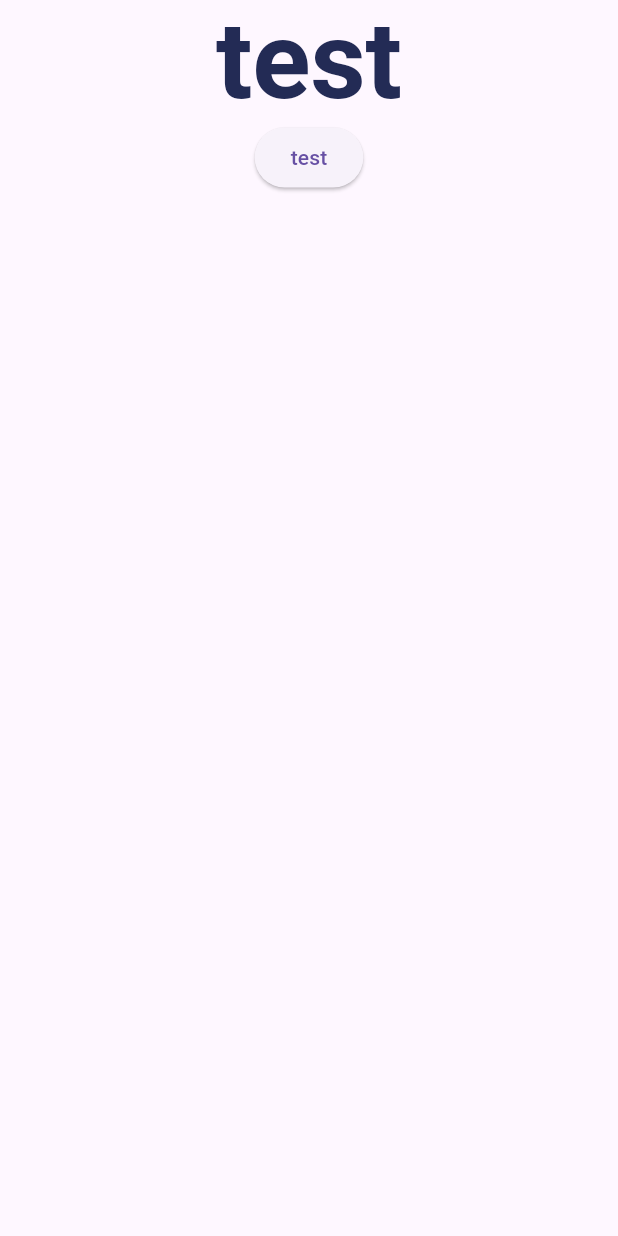
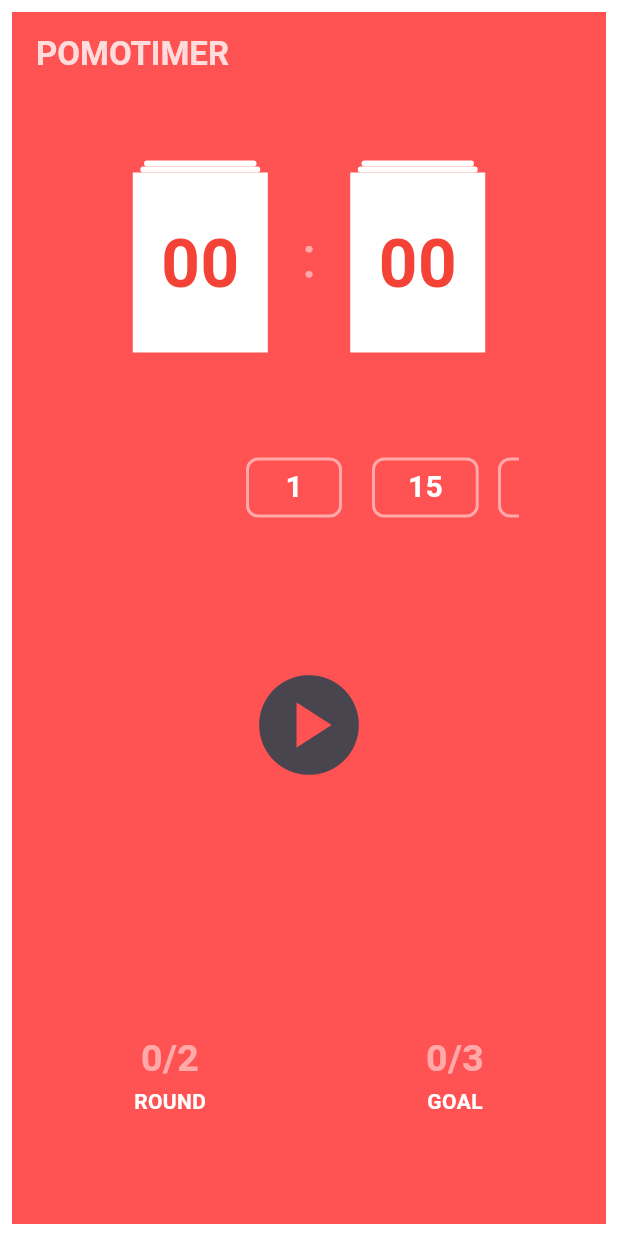
Before and after one commit to MinJaehyun/flutter_nomad, a Flutter app: the screen it shows after launch, on a phone screen of 412 x 824 dp. Run offline on Flutter 3.47's test engine with Material 3 defaults, Android fonts, the phone set to English and light mode, and no system bars.

Commit message:
POMODORO APP

```diff
--- a/pomodoro_app/lib/main.dart
+++ b/pomodoro_app/lib/main.dart
@@ -11,9 +11,8 @@ class MyApp extends StatelessWidget {
   @override
   Widget build(BuildContext context) {
     return MaterialApp(
-
+      debugShowCheckedModeBanner: false,
       theme: ThemeData(
-        backgroundColor: const Color(0xFFE7626C),
         textTheme: TextTheme(
           displayLarge: TextStyle(
             color: Color(0xFF232B55),
--- a/pomodoro_app/lib/screen/home_screen.dart
+++ b/pomodoro_app/lib/screen/home_screen.dart
@@ -1,32 +1,134 @@
 import 'dart:async';
 
 import 'package:flutter/material.dart';
+import 'package:flutter/services.dart';
+import 'package:pomodoro_app/widgets/ResetTimer.dart';
+import 'package:pomodoro_app/widgets/TimeView.dart';
+import 'package:pomodoro_app/widgets/play_pause.dart';
+import 'package:pomodoro_app/widgets/round_goal.dart';
 
-class HomeScreen extends StatelessWidget {
+class HomeScreen extends StatefulWidget {
   const HomeScreen({super.key});
 
   @override
+  State<HomeScreen> createState() => _HomeScreenState();
+}
+
+class _HomeScreenState extends State<HomeScreen> {
+  List<int> resetValues = [1, 15, 20, 25, 30];
+  int resetValue = 25;
+  bool isTimer = false;
+
+  int minute = 0;
+  int second = 0;
+
+  int totalCount = 1500;
+  late Timer timer;
+
+  // lib/widgets/round_goal.dart
+  int round = 0;
+  int goal = 0;
+
+  @override
   Widget build(BuildContext context) {
-    var counter = 3;
+    // note: 시스템 바 제거
+    SystemChrome.setEnabledSystemUIMode(SystemUiMode.manual, overlays: []);
 
-    return Scaffold(
-      body: Center(
-        child: Column(
-          children: [
-            Text('test', style: Theme.of(context).textTheme.displayLarge),
-            ElevatedButton(onPressed: (){
-              Timer.periodic(const Duration(seconds: 2), (timer) {
-                print(timer.tick);
-                counter--;
-                if (counter == 0) {
-                  print('Cancel timer');
-                  timer.cancel();
-                }
-              });
-            }, child: Text('test')),
-          ],
+    return Padding(
+      padding: const EdgeInsets.all(8.0),
+      child: Scaffold(
+        backgroundColor: Colors.redAccent,
+        appBar: renderAppBar(),
+        body: Padding(
+          padding: EdgeInsets.all(8),
+          child: Column(
+            children: [
+              // note: time
+              Flexible(
+                flex: 3,
+                fit: FlexFit.tight,
+                child: Container(
+                  // note: 좌,우 12:17 박스 만들기
+                  child: Padding(
+                    padding: const EdgeInsets.symmetric(horizontal: 50, vertical: 35),
+                    child: Column(
+                      mainAxisAlignment: MainAxisAlignment.start,
+                      children: [
+                        // note: 12:57
+                        TimeView(minute:minute, second:second),
+                        SizedBox(height: 40),
+                        // note: 리셋 기능
+                        ResetTimer(resetValues:resetValues, resetValue:resetValue, selectedView:selectedView),
+                        SizedBox(height: 60),
+                        // note: 재생/일시정지 기능
+                        PlayPause(isTimer: isTimer, onStartPressed: onStartPressed, onStopPressed: onStopPressed),
+                      ],
+                    ),
+                  ),
+                ),
+              ),
+              // note: RoundGoal
+              Flexible(flex: 1, child: RoundGoal(round: round, goal: goal)),
+            ],
+          ),
         ),
       ),
     );
   }
+
+  AppBar renderAppBar() {
+    return AppBar(
+      backgroundColor: Colors.redAccent,
+      title: Text(
+        'POMOTIMER',
+        style: TextStyle(color: Colors.white.withOpacity(0.8), fontWeight: FontWeight.w600),
+      ),
+    );
+  }
+
+  // 재생 버튼
+  void onStartPressed() {
+    setState(() {
+      isTimer = true;
+    });
+    // note: timer.cancel() 사용하려면 timer 변수 생성해야 한다.
+    timer = Timer.periodic(Duration(seconds: 1), (timer) {
+      setState(() {
+        if (totalCount == 0) {
+          timer.cancel();
+          round = round + 1;
+          isTimer = false;
+          // note: 59 종료 되는 부분 해결
+          totalCount = resetValue * 60 + 1;
+          if (round == 2) {
+            goal = goal + 1;
+            round = 0;
+          }
+        }
+        totalCount = totalCount - 1;
+        minute = totalCount ~/ 60;
+        second = totalCount % 60;
+      });
+    });
+  }
+
+  // 일시 정지 버튼
+  void onStopPressed() {
+    timer.cancel();
+    setState(() {
+      isTimer = false;
+    });
+  }
+
+  // note: 시간 클릭 시, 해당 시간으로 선택한 화면 나타냄
+  void selectedView(index) {
+    setState(() {
+      resetValue = resetValues[index];
+      minute = resetValue;
+      second = 0;
+      totalCount = resetValue * 60;
+      round = 0;
+      goal = 0;
+    });
+  }
 }
--- /dev/null
+++ b/pomodoro_app/lib/widgets/ResetTimer.dart
@@ -0,0 +1,57 @@
+import 'package:flutter/material.dart';
+
+class ResetTimer extends StatelessWidget {
+  final resetValues;
+  final resetValue;
+  // todo: void Function() 처리하지 않고 사용하는 방법.. 검색해보기
+  final selectedView;
+  const ResetTimer({super.key, required this.resetValues, required this.selectedView, required this.resetValue});
+
+  @override
+  Widget build(BuildContext context) {
+    final PageController controller = PageController(viewportFraction: 0.3);
+
+    return Container(
+      // note: 사이즈 조정 styleFrom()에서 안 되므로, 컨테이너의 사이즈를 줄여서 해결
+      height: 100.0,
+      width: double.infinity,
+      // note: page view
+      child: PageView.builder(
+        controller: controller,
+        itemCount: resetValues.length,
+        itemBuilder: (_, index) {
+          return Row(
+            children: [
+              Container(
+                child: OutlinedButton(
+                  onPressed: () {
+                    // note: 시간 클릭 시, 해당 시간으로 선택한 화면 나타냄
+                    selectedView(index);
+                  },
+                  style: OutlinedButton.styleFrom(
+                    // 선택한 시간과 현재 시간이 일치하면? 배경색 및 글자 색상을 구분하여 지정한다
+                    backgroundColor: resetValues[index] == resetValue ? Colors.white : Colors.redAccent,
+                    // note: OutlinedButton.styleFrom 내 라인 설정
+                    side: BorderSide(width: 2, color: Colors.white.withOpacity(0.5)),
+                    shape: RoundedRectangleBorder(
+                      borderRadius: BorderRadius.circular(8),
+                    ),
+                  ),
+                  // 선택한 시간 25 과 나머지 시간들
+                  child: Text(
+                    '${resetValues[index]}',
+                    style: TextStyle(
+                      // 선택한 시간과 현재 시간이 일치하면? 배경색 및 글자 색상을 구분하여 지정한다
+                        color: resetValues[index] == resetValue ? Colors.redAccent : Colors.white,
+                        fontSize: 20,
+                        fontWeight: FontWeight.w600),
+                  ),
+                ),
+              ),
+            ],
+          );
+        },
+      ),
+    );
+  }
+}
--- /dev/null
+++ b/pomodoro_app/lib/widgets/TimeView.dart
@@ -0,0 +1,87 @@
+import 'package:flutter/material.dart';
+
+class TimeView extends StatelessWidget {
+  final minute, second;
+  const TimeView({super.key, this.minute, this.second});
+
+  @override
+  Widget build(BuildContext context) {
+    return Container(
+      child: Row(
+        mainAxisAlignment: MainAxisAlignment.spaceEvenly,
+        children: [
+          Column(
+            children: [
+              Container(
+                height: 4,
+                width: 75,
+                decoration: BoxDecoration(
+                  color: Colors.white,
+                  borderRadius: BorderRadius.circular(8),
+                ),
+              ),
+              Container(
+                height: 4,
+                width: 80,
+                decoration: BoxDecoration(
+                  color: Colors.white,
+                  borderRadius: BorderRadius.circular(8),
+                ),
+              ),
+              Container(
+                height: 120,
+                width: 90,
+                decoration: BoxDecoration(
+                  color: Colors.white,
+                ),
+                child: Center(
+                  child: Text(
+                    minute >= 10 ? minute.toString() : '0${minute.toString()}',
+                    style: TextStyle(fontSize: 45, color: Colors.red, fontWeight: FontWeight.bold),
+                  ),
+                ),
+              ),
+            ],
+          ),
+          Text(
+            ':',
+            style: TextStyle(color: Colors.white.withOpacity(0.5), fontSize: 40),
+          ),
+          Column(
+            children: [
+              Container(
+                height: 4,
+                width: 75,
+                decoration: BoxDecoration(
+                  color: Colors.white,
+                  borderRadius: BorderRadius.circular(8),
+                ),
+              ),
+              Container(
+                height: 4,
+                width: 80,
+                decoration: BoxDecoration(
+                  color: Colors.white,
+                  borderRadius: BorderRadius.circular(8),
+                ),
+              ),
+              Container(
+                height: 120,
+                width: 90,
+                decoration: BoxDecoration(
+                  color: Colors.white,
+                ),
+                child: Center(
+                  child: Text(
+                    second >= 10 ? second.toString() : '0${second.toString()}',
+                    style: TextStyle(fontSize: 45, color: Colors.red, fontWeight: FontWeight.bold),
+                  ),
+                ),
+              ),
+            ],
+          ),
+        ],
+      ),
+    );
+  }
+}
--- /dev/null
+++ b/pomodoro_app/lib/widgets/play_pause.dart
@@ -0,0 +1,20 @@
+import 'package:flutter/material.dart';
+
+class PlayPause extends StatelessWidget {
+  final isTimer;
+  final void Function() onStartPressed;
+  final void Function() onStopPressed;
+
+  const PlayPause({super.key, this.isTimer, required this.onStartPressed, required this.onStopPressed});
+
+  @override
+  Widget build(BuildContext context) {
+    return Container(
+      child: IconButton(
+        onPressed: !isTimer ? onStartPressed : onStopPressed,
+        // 재생 누르면 일시정지 아이콘으로 변경하고, 일시정지 누르면 재생 아이콘으로 변경하기
+        icon: !isTimer ? Icon(Icons.play_circle, size: 80) : Icon(Icons.pause_circle_outline_outlined, size: 80),
+      ),
+    );
+  }
+}
--- /dev/null
+++ b/pomodoro_app/lib/widgets/round_goal.dart
@@ -0,0 +1,36 @@
+import 'package:flutter/material.dart';
+
+class RoundGoal extends StatelessWidget {
+  final int round;
+  final int goal;
+
+  const RoundGoal({
+    super.key, required this.round, required this.goal,
+  });
+
+  @override
+  Widget build(BuildContext context) {
+    return Container(
+      decoration: BoxDecoration(),
+      child: Row(
+        mainAxisAlignment: MainAxisAlignment.spaceAround,
+        children: [
+          Column(
+            mainAxisAlignment: MainAxisAlignment.center,
+            children: [
+              Text('$round/2', style: TextStyle(color: Colors.white.withOpacity(0.5), fontWeight: FontWeight.w600, fontSize: 25)),
+              Text('ROUND', style: TextStyle(color: Colors.white, fontWeight: FontWeight.w600))
+            ],
+          ),
+          Column(
+            mainAxisAlignment: MainAxisAlignment.center,
+            children: [
+              Text('$goal/3', style: TextStyle(color: Colors.white.withOpacity(0.5), fontWeight: FontWeight.w600, fontSize: 25)),
+              Text('GOAL', style: TextStyle(color: Colors.white, fontWeight: FontWeight.w600),),
+            ],
+          ),
+        ],
+      ),
+    );
+  }
+}
```
Also changed, not shown: pomodoro_app/assets/images/result.png (added), 1 other file.
